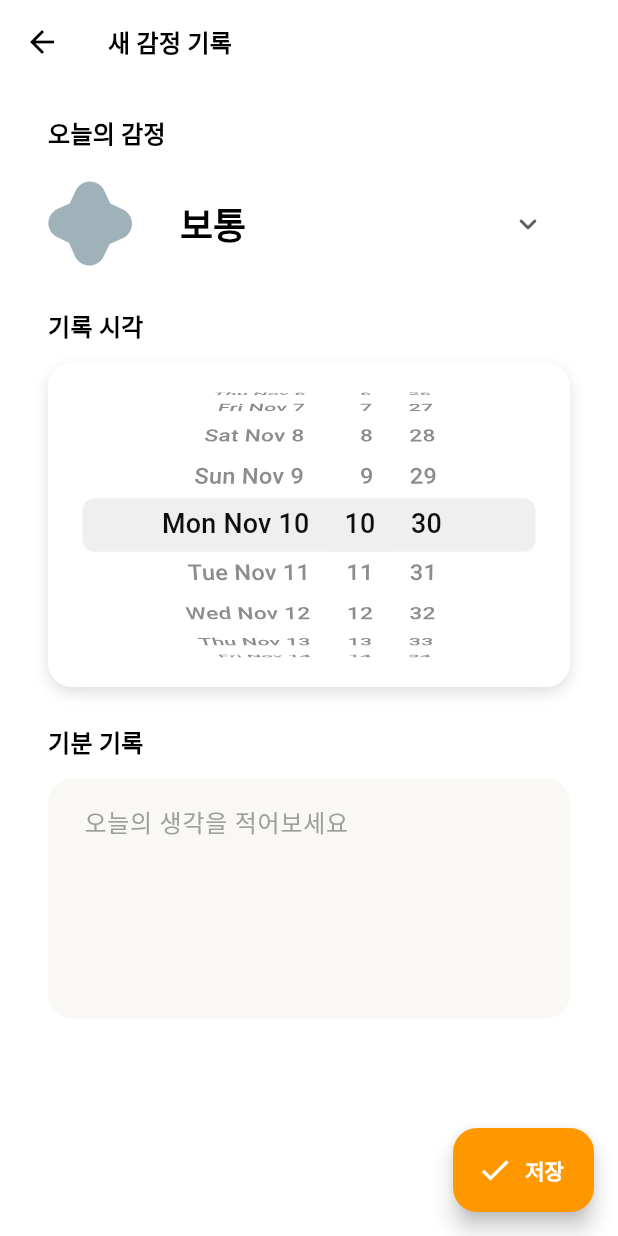
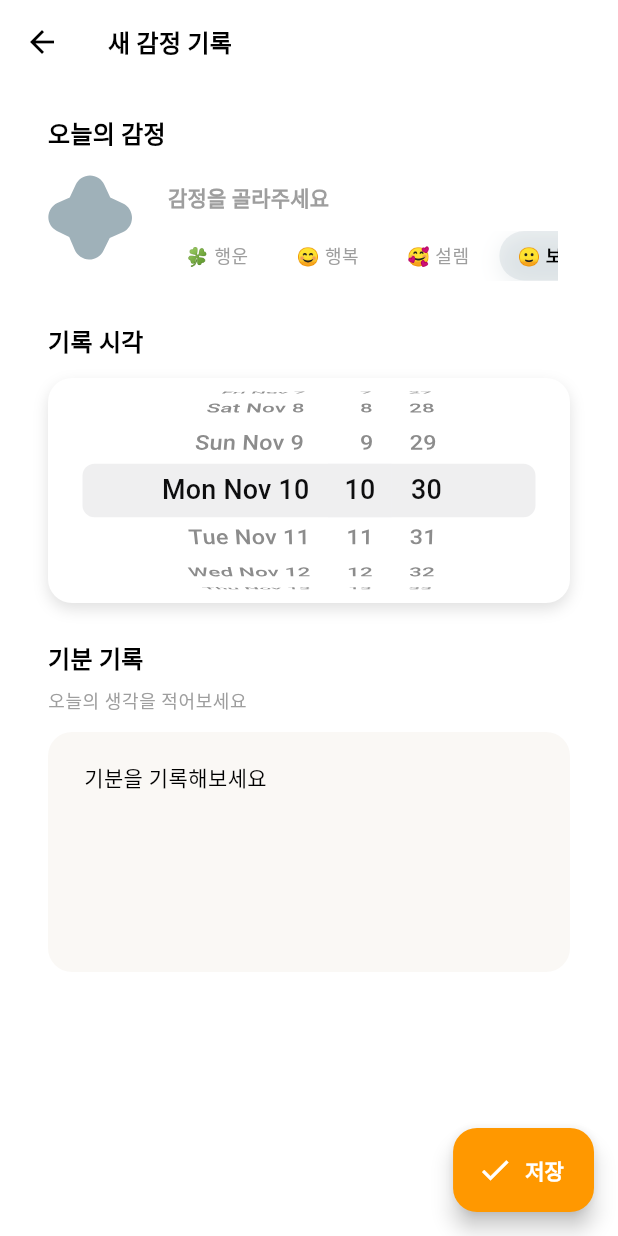
Before and after one commit to imlte0403/mood_tracker, a Flutter app: the PostEditScreen screen opened by its route, on a phone screen of 412 x 824 dp. Run offline on Flutter 3.47's test engine with Material 3 defaults, Android fonts, the phone set to English and light mode, and no system bars; our stand-ins replace cloud_firestore, firebase_auth, firebase_core, flutter_riverpod, go_router, google_sign_in and 2 more; accounts and stored records are empty; generated files the repository leaves out were written again; Roboto replaces fonts that are missing (PlayfairDisplay, Pretendard).

Commit message:
🎨 UI: 감정 기록 화면 스타일 개선

```diff
--- a/lib/core/constants/app_text_styles.dart
+++ b/lib/core/constants/app_text_styles.dart
@@ -7,6 +7,7 @@ import 'package:mood_tracker/core/constants/sizes.dart';
 
 class AppFonts {
   static const pretendard = 'Pretendard';
+  static const playfair = 'PlayfairDisplay';
 }
 
 class AppTextStyles {
--- a/lib/features/post/post_edit.dart
+++ b/lib/features/post/post_edit.dart
@@ -1,3 +1,5 @@
+import 'dart:math' as math;
+
 import 'package:flutter/cupertino.dart';
 import 'package:flutter/material.dart';
 import 'package:flutter_riverpod/flutter_riverpod.dart';
@@ -65,6 +67,8 @@ class _PostEditScreenState extends ConsumerState<PostEditScreen> {
     final theme = Theme.of(context);
     final colorScheme = theme.colorScheme;
     final textTheme = theme.textTheme;
+    final Size screenSize = MediaQuery.of(context).size;
+    final double journalMinHeight = math.max(screenSize.height * 0.35, 360);
 
     final EmotionType emotion = form.emotion;
     final MoodShapeSnapshot shape = MoodShapeEngine.resolve(
@@ -114,7 +118,7 @@ class _PostEditScreenState extends ConsumerState<PostEditScreen> {
         title: Text(
           form.isEditing ? '감정 기록 수정' : '새 감정 기록',
           style: textTheme.titleMedium?.copyWith(
-            fontFamily: AppFonts.pretendard,
+            fontFamily: AppFonts.playfair,
             fontWeight: FontWeight.w700,
             color: colorScheme.onSurface,
           ),
@@ -140,7 +144,7 @@ class _PostEditScreenState extends ConsumerState<PostEditScreen> {
         label: Text(
           form.isEditing ? '수정 완료' : '저장',
           style: textTheme.labelLarge?.copyWith(
-            fontFamily: AppFonts.pretendard,
+            fontFamily: AppFonts.playfair,
             fontWeight: FontWeight.w700,
             color: colorScheme.onPrimary,
           ),
@@ -160,13 +164,14 @@ class _PostEditScreenState extends ConsumerState<PostEditScreen> {
               Text(
                 '오늘의 감정',
                 style: textTheme.titleMedium?.copyWith(
-                  fontFamily: AppFonts.pretendard,
+                  fontFamily: AppFonts.playfair,
                   fontWeight: FontWeight.w700,
                   color: colorScheme.onSurface,
                 ),
               ),
               Gaps.v16,
               Row(
+                crossAxisAlignment: CrossAxisAlignment.start,
                 children: [
                   Container(
                     width: Sizes.size56,
@@ -180,41 +185,95 @@ class _PostEditScreenState extends ConsumerState<PostEditScreen> {
                   Expanded(
                     child: Padding(
                       padding: const EdgeInsets.symmetric(
-                        horizontal: Sizes.size16,
-                        vertical: Sizes.size8,
+                        horizontal: Sizes.size8,
+                        vertical: Sizes.size4,
                       ),
-                      child: DropdownButtonHideUnderline(
-                        child: DropdownButton<EmotionType>(
-                          value: emotion,
-                          isExpanded: true,
-                          icon: const Icon(
-                            Icons.keyboard_arrow_down_rounded,
+                      child: Column(
+                        crossAxisAlignment: CrossAxisAlignment.start,
+                        children: [
+                          Text(
+                            '감정을 골라주세요',
+                            style: textTheme.titleSmall?.copyWith(
+                              fontFamily: AppFonts.playfair,
+                              fontWeight: FontWeight.w600,
+                              color: colorScheme.onSurfaceVariant,
+                            ),
                           ),
-                          style: textTheme.headlineSmall?.copyWith(
-                            fontFamily: AppFonts.pretendard,
-                            fontWeight: FontWeight.w700,
-                            color: colorScheme.onSurface,
+                          Gaps.v12,
+                          SingleChildScrollView(
+                            scrollDirection: Axis.horizontal,
+                            child: Row(
+                              children: EmotionType.values.map((type) {
+                                final snapshot = MoodShapeEngine.resolve(
+                                  MoodShapeEngine.sliderAnchorForEmotion(type),
+                                );
+                                final bool isSelected = type == emotion;
+                                final Color backgroundColor = isSelected
+                                    ? snapshot.color.withOpacity(0.2)
+                                    : colorScheme.surfaceContainerHigh;
+                                return Padding(
+                                  padding: const EdgeInsets.only(
+                                    right: Sizes.size8,
+                                  ),
+                                  child: Material(
+                                    color: Colors.transparent,
+                                    child: InkWell(
+                                      borderRadius: BorderRadius.circular(
+                                        Sizes.size28,
+                                      ),
+                                      onTap: form.isSubmitting
+                                          ? null
+                                          : () {
+                                              ref
+                                                  .read(
+                                                    moodEntryFormProvider
+                                                        .notifier,
+                                                  )
+                                                  .updateEmotion(type);
+                                            },
+                                      child: AnimatedContainer(
+                                        duration:
+                                            const Duration(milliseconds: 200),
+                                        padding: const EdgeInsets.symmetric(
+                                          horizontal: Sizes.size12,
+                                          vertical: Sizes.size8,
+                                        ),
+                                        decoration: BoxDecoration(
+                                          color: backgroundColor,
+                                          borderRadius: BorderRadius.circular(
+                                            Sizes.size28,
+                                          ),
+                                          boxShadow: isSelected
+                                              ? [
+                                                  BoxShadow(
+                                                    color: snapshot.color
+                                                        .withOpacity(0.2),
+                                                    blurRadius: 12,
+                                                    offset: const Offset(0, 4),
+                                                  ),
+                                                ]
+                                              : null,
+                                        ),
+                                        child: Text(
+                                          '${type.emoji} ${type.displayNameKo}',
+                                          style: textTheme.bodySmall?.copyWith(
+                                            fontFamily: AppFonts.playfair,
+                                            fontWeight: isSelected
+                                                ? FontWeight.w700
+                                                : FontWeight.w500,
+                                            color: isSelected
+                                                ? colorScheme.onSurface
+                                                : colorScheme.onSurfaceVariant,
+                                          ),
+                                        ),
+                                      ),
+                                    ),
+                                  ),
+                                );
+                              }).toList(),
+                            ),
                           ),
-                          dropdownColor: colorScheme.surface,
-                          onChanged: form.isSubmitting
-                              ? null
-                              : (value) {
-                                  if (value == null) return;
-                                  ref
-                                      .read(
-                                        moodEntryFormProvider.notifier,
-                                      )
-                                      .updateEmotion(value);
-                                },
-                          items: EmotionType.values
-                              .map(
-                                (type) => DropdownMenuItem<EmotionType>(
-                                  value: type,
-                                  child: Text(type.displayNameKo),
-                                ),
-                              )
-                              .toList(),
-                        ),
+                        ],
                       ),
                     ),
                   ),
@@ -224,14 +283,14 @@ class _PostEditScreenState extends ConsumerState<PostEditScreen> {
               Text(
                 '기록 시각',
                 style: textTheme.titleMedium?.copyWith(
-                  fontFamily: AppFonts.pretendard,
+                  fontFamily: AppFonts.playfair,
                   fontWeight: FontWeight.w700,
                   color: colorScheme.onSurface,
                 ),
               ),
               Gaps.v12,
               Container(
-                height: 216,
+                height: Sizes.size150,
                 decoration: BoxDecoration(
                   color: colorScheme.surface,
                   borderRadius: BorderRadius.circular(Sizes.size16),
@@ -250,7 +309,7 @@ class _PostEditScreenState extends ConsumerState<PostEditScreen> {
                   data: CupertinoTheme.of(context).copyWith(
                     textTheme: CupertinoTextThemeData(
                       dateTimePickerTextStyle: textTheme.titleMedium?.copyWith(
-                        fontFamily: AppFonts.pretendard,
+                        fontFamily: AppFonts.playfair,
                         color: colorScheme.onSurface,
                       ),
                     ),
@@ -272,14 +331,22 @@ class _PostEditScreenState extends ConsumerState<PostEditScreen> {
               Text(
                 '기분 기록',
                 style: textTheme.titleMedium?.copyWith(
-                  fontFamily: AppFonts.pretendard,
+                  fontFamily: AppFonts.playfair,
                   fontWeight: FontWeight.w700,
                   color: colorScheme.onSurface,
                 ),
               ),
+              Gaps.v8,
+              Text(
+                '오늘의 생각을 적어보세요',
+                style: textTheme.bodySmall?.copyWith(
+                  fontFamily: AppFonts.playfair,
+                  color: colorScheme.onSurfaceVariant,
+                ),
+              ),
               Gaps.v12,
               ConstrainedBox(
-                constraints: const BoxConstraints(minHeight: 400),
+                constraints: BoxConstraints(minHeight: journalMinHeight),
                 child: TextField(
                   controller: _messageController,
                   maxLines: null,
@@ -292,8 +359,6 @@ class _PostEditScreenState extends ConsumerState<PostEditScreen> {
                       .read(moodEntryFormProvider.notifier)
                       .updateMessage(value),
                   decoration: InputDecoration(
-                    labelText: '오늘의 생각을 적어보세요',
-                    alignLabelWithHint: true,
                     hintText: '기분을 기록해보세요',
                     filled: true,
                     fillColor: colorScheme.surfaceContainerHighest,
@@ -313,7 +378,7 @@ class _PostEditScreenState extends ConsumerState<PostEditScreen> {
                     contentPadding: const EdgeInsets.all(Sizes.size20),
                   ),
                   style: textTheme.bodyMedium?.copyWith(
-                    fontFamily: AppFonts.pretendard,
+                    fontFamily: AppFonts.playfair,
                     color: colorScheme.onSurface,
                     height: 1.4,
                   ),
@@ -332,7 +397,7 @@ class _PostEditScreenState extends ConsumerState<PostEditScreen> {
                               form.errorMessage!,
                               key: ValueKey(form.errorMessage),
                               style: textTheme.bodySmall?.copyWith(
-                                fontFamily: AppFonts.pretendard,
+                                fontFamily: AppFonts.playfair,
                                 color: Colors.redAccent,
                               ),
                             ),
@@ -341,7 +406,7 @@ class _PostEditScreenState extends ConsumerState<PostEditScreen> {
                   Text(
                     '${form.message.length}/500',
                     style: textTheme.bodySmall?.copyWith(
-                      fontFamily: AppFonts.pretendard,
+                      fontFamily: AppFonts.playfair,
                       color: colorScheme.onSurfaceVariant,
                     ),
                   ),
```
Also changed, not shown: lib/features/home/mood_post.dart (+34 -27 lines).
